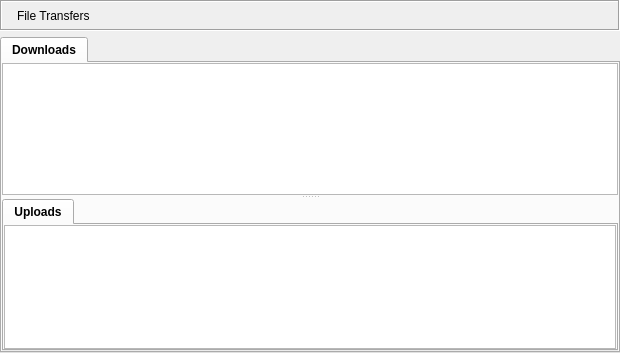
This is retroshare-gui/src/gui/FileTransfer/TransfersDialog.ui in RetroShare/RetroShare as Qt 5 draws it before an edit. The edited form follows.
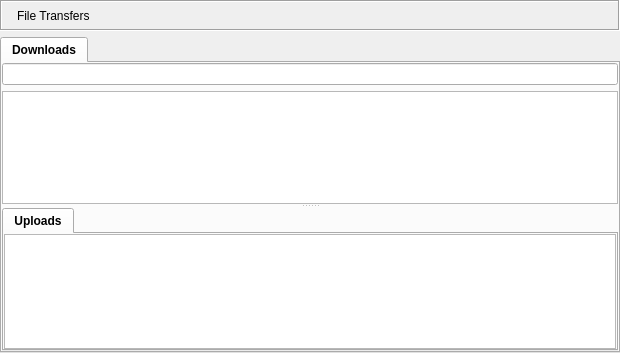
This is the edited form. Icons and pictures are not drawn. Custom widgets are drawn as their Qt base class.

Commit message: Add a filter to DownLoad list

```diff
--- a/retroshare-gui/src/gui/FileTransfer/TransfersDialog.ui
+++ b/retroshare-gui/src/gui/FileTransfer/TransfersDialog.ui
@@ -173,6 +173,12 @@
          <property name="orientation">
           <enum>Qt::Vertical</enum>
          </property>
+         <widget class="QWidget" name="dwloadsTab">
+          <layout class="QGridLayout" name="dwloadsTabGLayout">
+           <item row="0" column="0">
+           <widget class="LineEditClear" name="filterLineEdit"/>
+           </item>
+           <item row="1" column="0">
          <widget class="QTreeView" name="downloadList">
           <property name="mouseTracking">
            <bool>true</bool>
@@ -217,7 +223,10 @@
            <bool>false</bool>
           </attribute>
          </widget>
-         <widget class="QTabWidget" name="tabWidget_2">
+           </item>
+          </layout>
+         </widget>
+         <widget class="QTabWidget" name="tabWidget_UL">
           <property name="currentIndex">
            <number>0</number>
           </property>
@@ -290,6 +299,11 @@
    <extends>QLabel</extends>
    <header>gui/common/StyledLabel.h</header>
   </customwidget>
+  <customwidget>
+   <class>LineEditClear</class>
+   <extends>QLineEdit</extends>
+   <header location="global">gui/common/LineEditClear.h</header>
+  </customwidget>
  </customwidgets>
  <resources>
   <include location="../images.qrc"/>
```
Left out of the diff: 10 changed lines with no effect on the pictures. Lines whose indentation alone changed are shown as unchanged. The commit also changes 2 other files.
